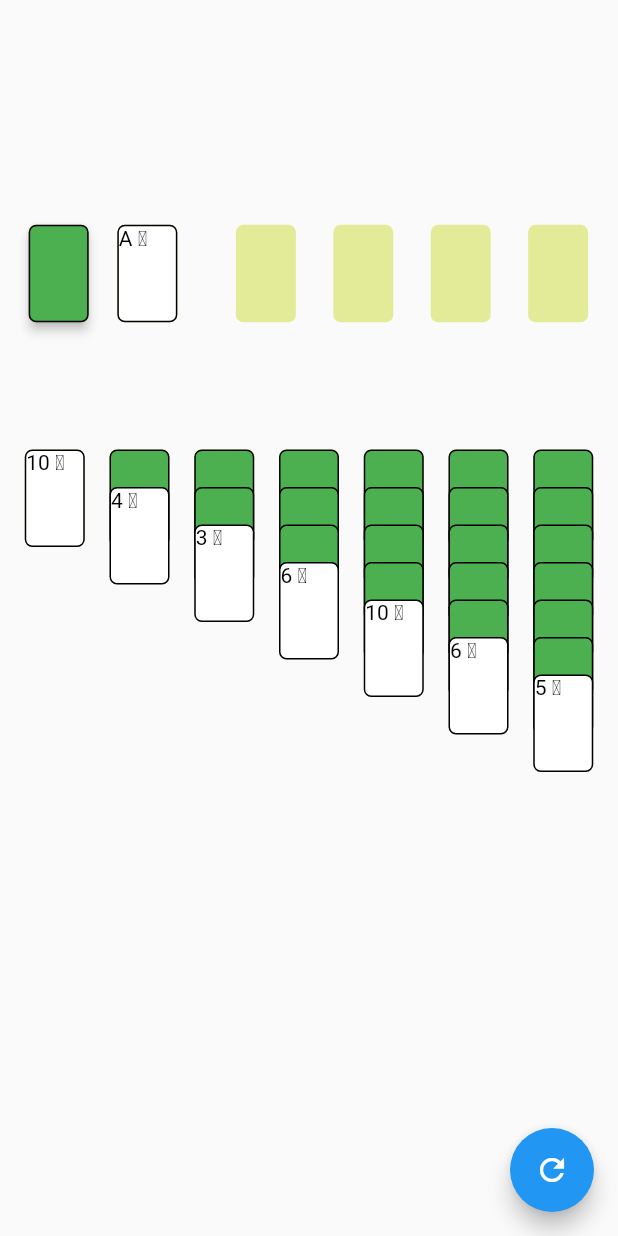
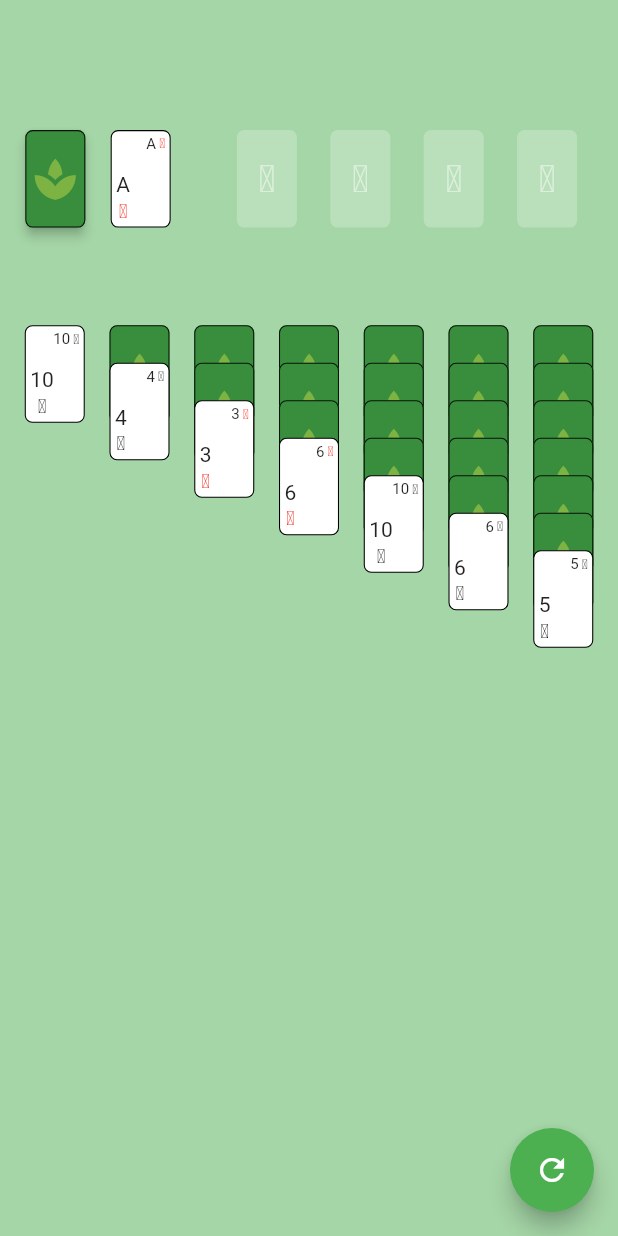
Before and after one commit to kai618/solita, a Flutter app: the screen it shows after launch, on a phone screen of 412 x 824 dp. Run offline on Flutter 3.47's test engine with Material 2 defaults, Android fonts, the phone set to English and light mode, and no system bars.

Commit message:
added some colors and icons, made ui look better

```diff
--- a/lib/main.dart
+++ b/lib/main.dart
@@ -17,8 +17,8 @@ class MyApp extends StatelessWidget {
   @override
   Widget build(BuildContext context) {
     return MaterialApp(
-      title: 'Flutter Solitaire',
-      theme: ThemeData(primarySwatch: Colors.blue),
+      title: 'Omnicard',
+      theme: ThemeData(primarySwatch: Colors.green),
       home: PlayScreen(),
     );
   }
--- a/lib/screens/play_screen.dart
+++ b/lib/screens/play_screen.dart
@@ -27,7 +27,7 @@ class _PlayScreenState extends State<PlayScreen> {
 
   void onCardsAddedToColumn(int from, int to, List<DeckCard> cards) {
     setState(() => handler.onCardsAddedToColumn(cards, to, from));
-    if (from != -1) keys[to].currentState.onDragEnd();
+    keys[to].currentState.onDragEnd();
   }
 
   void onCardAddedToSuit(CardSuit suit, int from) {
@@ -46,20 +46,24 @@ class _PlayScreenState extends State<PlayScreen> {
   @override
   Widget build(BuildContext context) {
     return Scaffold(
+      backgroundColor: Theme.of(context).backgroundColor,
       body: Column(
         children: <Widget>[
           Expanded(flex: 2, child: Container()),
           Expanded(
-            flex: 2,
+            flex: 3,
             child: Row(
               crossAxisAlignment: CrossAxisAlignment.start,
+              mainAxisAlignment: MainAxisAlignment.spaceAround,
               children: <Widget>[
-                Expanded(flex: 2, child: CardDrawingArea(handler.deckClosed, handler.deckOpened)),
-                Expanded(flex: 4, child: buildFinalSuitArea()),
+                Expanded(flex: 1, child: CardDrawingArea(handler.deckClosed, handler.deckOpened)),
+                const SizedBox(width: 10),
+                Expanded(flex: 2, child: buildFinalSuitArea()),
+                const SizedBox(width: 10),
               ],
             ),
           ),
-          Expanded(flex: 7, child: buildCardColumnArea()),
+          Expanded(flex: 14, child: buildCardColumnArea()),
         ],
       ),
       floatingActionButton: FloatingActionButton(onPressed: reset, child: Icon(Icons.refresh)),
--- a/lib/utils/deck_card.dart
+++ b/lib/utils/deck_card.dart
@@ -12,7 +12,7 @@ extension CardSuitMethod on CardSuit {
       case CardSuit.diamonds:
         return "\u2666";
       case CardSuit.clubs:
-        return "\u2667";
+        return "\u2663";
       default:
         return "error";
     }
--- a/lib/widgets/card_drawing_area.dart
+++ b/lib/widgets/card_drawing_area.dart
@@ -38,7 +38,12 @@ class _CardDrawingAreaState extends State<CardDrawingArea> {
       children: <Widget>[
         Stack(
           children: <Widget>[
-            GestureDetector(child: CardTray(), onTap: repeatCards),
+            GestureDetector(
+              child: CardTray(
+                child: Icon(Icons.refresh, color: Colors.white70, size: 30),
+              ),
+              onTap: repeatCards,
+            ),
             Visibility(
               visible: widget.deckClosed.isNotEmpty,
               child: GestureDetector(
--- a/lib/widgets/card_tray.dart
+++ b/lib/widgets/card_tray.dart
@@ -2,15 +2,20 @@ import 'package:flutter/material.dart';
 import 'package:solitaire/utils/constant.dart';
 
 class CardTray extends StatelessWidget {
+  final Widget child;
+
+  const CardTray({this.child});
+
   @override
   Widget build(BuildContext context) {
     return Container(
       height: Constant.cardHeight,
       width: Constant.cardWidth,
       decoration: BoxDecoration(
-        color: Colors.lime.withOpacity(0.5),
+        color: Colors.green[100].withOpacity(0.6),
         borderRadius: BorderRadius.all(Radius.circular(Constant.cardRadius)),
       ),
+      child: child,
     );
   }
 }
--- a/lib/widgets/facing_down_card.dart
+++ b/lib/widgets/facing_down_card.dart
@@ -9,10 +9,11 @@ class FacingDownCard extends StatelessWidget {
       height: Constant.cardHeight,
       width: Constant.cardWidth,
       decoration: BoxDecoration(
-        color: Colors.green,
-        border: Border.all(color: Colors.black),
+        color: Colors.green[700],
+        border: Border.all(color: Colors.black87,width: 0.7),
         borderRadius: BorderRadius.circular(Constant.cardRadius),
       ),
+      child: Icon(Icons.spa, color: Colors.lightGreen[600],size: 33,),
     );
   }
 }
--- a/lib/widgets/facing_up_card.dart
+++ b/lib/widgets/facing_up_card.dart
@@ -10,20 +10,47 @@ class FacingUpCard extends StatelessWidget {
   @override
   Widget build(BuildContext context) {
     return Container(
+        padding: const EdgeInsets.all(3),
         height: Constant.cardHeight,
         width: Constant.cardWidth,
         decoration: BoxDecoration(
           color: Colors.white,
-          border: Border.all(color: Colors.black),
+          border: Border.all(color: Colors.black, width: 0.7),
           borderRadius: BorderRadius.circular(Constant.cardRadius),
         ),
-        child: Text(
-          "${card.rank.string} ${card.suit.string}",
-          style: TextStyle(
-            fontSize: 14,
-            color: Colors.black,
-            fontWeight: FontWeight.normal,
-          ),
+        child: Column(
+          mainAxisAlignment: MainAxisAlignment.spaceBetween,
+          crossAxisAlignment: CrossAxisAlignment.start,
+          children: <Widget>[
+            Row(
+              mainAxisAlignment: MainAxisAlignment.end,
+              children: <Widget>[
+                Text(card.rank.string, style: TextStyle(fontSize: 10)),
+                const SizedBox(width: 2),
+                Text(
+                  card.suit.string,
+                  style: TextStyle(
+                    fontSize: 9,
+                    color: (card.color == CardColor.black) ? Colors.black : Colors.red,
+                  ),
+                ),
+              ],
+            ),
+            Column(
+              crossAxisAlignment: CrossAxisAlignment.center,
+              children: <Widget>[
+                Text(card.rank.string, style: TextStyle(fontSize: 14)),
+                const SizedBox(height: 2),
+                Text(
+                  card.suit.string,
+                  style: TextStyle(
+                    fontSize: 13,
+                    color: (card.color == CardColor.black) ? Colors.black : Colors.red,
+                  ),
+                ),
+              ],
+            ),
+          ],
         ));
   }
 }
--- a/lib/widgets/suit_pile.dart
+++ b/lib/widgets/suit_pile.dart
@@ -19,7 +19,7 @@ class SuitPile extends StatelessWidget {
         children: <Widget>[
           Align(
             alignment: Alignment.topCenter,
-            child: (pile.isEmpty) ? CardTray() : FacingUpCard(pile.last),
+            child: (pile.isEmpty) ? buildSymbolTray() : FacingUpCard(pile.last),
           ),
           DragTarget<Map>(
             onWillAccept: (data) => CardRule.isCardsAcceptedToSuit(suit, pile, data["cards"]),
@@ -27,11 +27,22 @@ class SuitPile extends StatelessWidget {
             builder: (context, dedicates, rejects) => Container(
               height: 80,
               width: 50,
-//              color: Colors.red.withOpacity(0.5),
+//              color: Colors.red.withOpacity(0.3),
             ),
           ),
         ],
       ),
     );
   }
+
+  Widget buildSymbolTray() {
+    return CardTray(
+      child: Center(
+        child: Text(
+          suit.string,
+          style: TextStyle(fontSize: 25, color: Colors.white.withOpacity(0.5)),
+        ),
+      ),
+    );
+  }
 }
```
Also changed, not shown: 1 other file.
